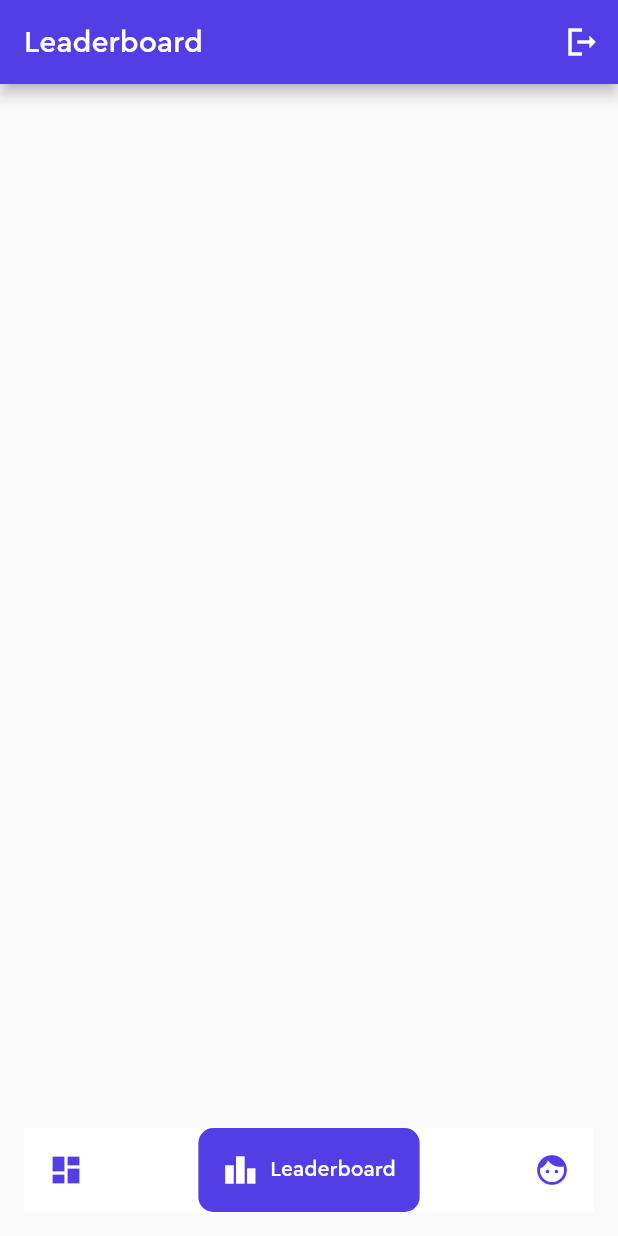
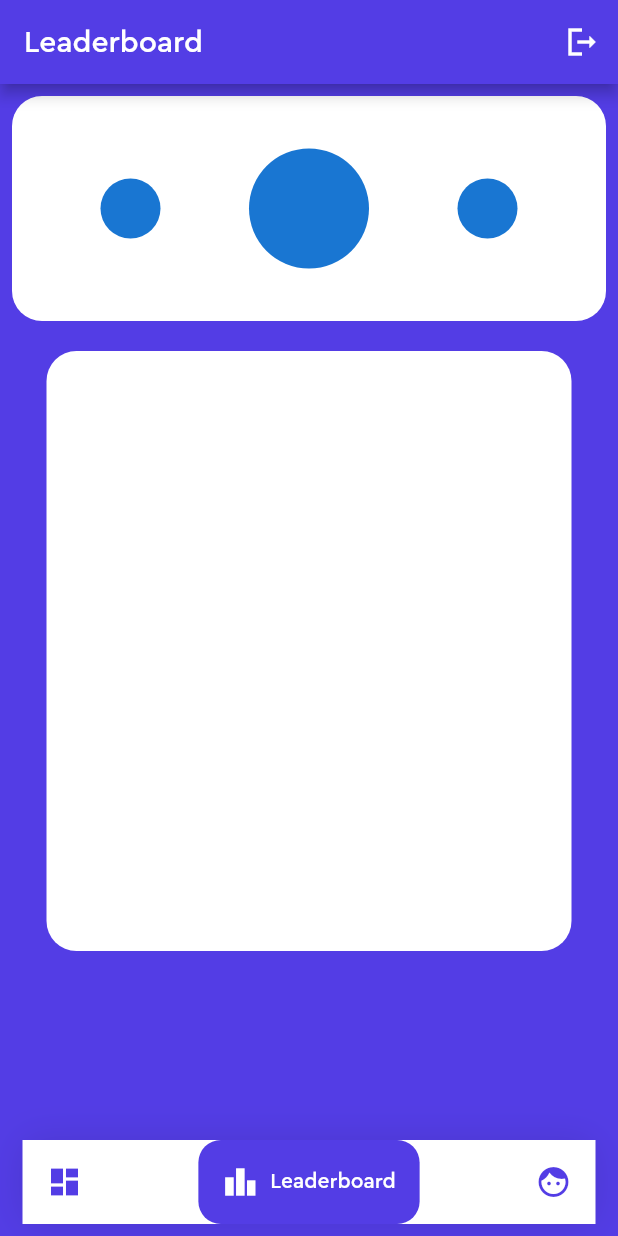
Before and after one commit to anshb7/athleap, a Flutter app: the screen it shows once a user with an empty profile is signed in, item 2 of the bottom bar chosen, on a phone screen of 412 x 824 dp. Run offline on Flutter 3.47's test engine with Material 2 defaults, Android fonts, the phone set to English and light mode, and no system bars; drawn by our look-alikes of google_nav_bar; our stand-ins replace cloud_firestore, firebase_auth, firebase_core, google_sign_in, modal_progress_hud_nsn and 1 more; missing offline and left inert: dart:ffi; accounts and stored records are empty.

```diff
--- a/lib/backend/coachdash.dart
+++ b/lib/backend/coachdash.dart
@@ -13,6 +13,7 @@ import 'package:google_sign_in/google_sign_in.dart';
 import 'package:athleap/provider/googlesignin.dart';
 import 'package:firebase_core/firebase_core.dart';
 import 'package:cloud_firestore/cloud_firestore.dart';
+import 'package:athleap/backend/leaderboard.dart';
 
 class coachDashboard extends StatefulWidget {
   const coachDashboard({super.key});
@@ -24,7 +25,7 @@ class coachDashboard extends StatefulWidget {
 class _coachDashboardState extends State<coachDashboard> {
   int ind = 0;
   var appbartitiles = ["Dashboard", "Leaderboard", "Coach Profile"];
-  var screens = [studentslist(), Leaderboard(), coachprofile()];
+  var screens = [studentslist(), LeaderboardPage(), coachprofile()];
   var user = FirebaseAuth.instance.currentUser;
   String s = "";
   studentInfo student = studentInfo(
@@ -47,16 +48,25 @@ class _coachDashboardState extends State<coachDashboard> {
     setState(() {});
 
     return Scaffold(
-        bottomNavigationBar: Container(
-          decoration: BoxDecoration(shape: BoxShape.rectangle),
-          child: Padding(
-            padding: const EdgeInsets.all(16.0),
+        bottomNavigationBar: Padding(
+          padding: const EdgeInsets.symmetric(horizontal: 15.0, vertical: 8),
+          child: Container(
+            decoration: BoxDecoration(
+              borderRadius: BorderRadius.all(Radius.circular(10)),
+              boxShadow: [
+                BoxShadow(
+                  blurRadius: 20,
+                  color: Colors.black.withOpacity(.1),
+                )
+              ],
+            ),
             child: GNav(
+              iconSize: 24,
               backgroundColor: Colors.white,
               activeColor: Colors.white,
               tabBackgroundColor: Color.fromRGBO(83, 61, 229, 1),
               color: Color.fromRGBO(83, 61, 229, 1),
-                tabBorderRadius: 10,
+              tabBorderRadius: 15,
               padding: EdgeInsets.all(16),
               gap: 8,
               onTabChange: (index) {
@@ -66,24 +76,22 @@ class _coachDashboardState extends State<coachDashboard> {
               },
               tabs: [
                 GButton(
-                    textStyle:
-                        TextStyle(fontFamily: "Cera", color: Colors.white),
+                  textStyle: TextStyle(fontFamily: "Cera", color: Colors.white),
                   icon: Icons.dashboard,
                   text: "Dashboard",
                 ),
                 GButton(
-                    textStyle:
-                        TextStyle(fontFamily: "Cera", color: Colors.white),
+                  textStyle: TextStyle(fontFamily: "Cera", color: Colors.white),
                   icon: Icons.leaderboard,
                   text: "Leaderboard",
                 ),
                 GButton(
-                    textStyle:
-                        TextStyle(fontFamily: "Cera", color: Colors.white),
+                  textStyle: TextStyle(fontFamily: "Cera", color: Colors.white),
                   icon: Icons.face,
                   text: "Profile",
                 )
-                ]),
+              ],
+            ),
           ),
         ),
         extendBody: true,
--- a/lib/backend/leaderboard.dart
+++ b/lib/backend/leaderboard.dart
@@ -1,17 +1,128 @@
+import 'package:athleap/backend/coachprofile.dart';
+import 'package:athleap/backend/leaderboard.dart';
+import 'package:athleap/backend/profilepage.dart';
+import 'package:athleap/info/studentinfo.dart';
+import 'package:athleap/main.dart';
+import 'package:firebase_auth/firebase_auth.dart';
 import 'package:flutter/material.dart';
+import 'package:flutter/src/widgets/container.dart';
 import 'package:flutter/src/widgets/framework.dart';
-import 'package:flutter/src/widgets/placeholder.dart';
+import 'package:google_nav_bar/google_nav_bar.dart';
+import 'package:provider/provider.dart';
+import 'package:google_sign_in/google_sign_in.dart';
+import 'package:athleap/provider/googlesignin.dart';
+import 'package:firebase_core/firebase_core.dart';
+import 'package:cloud_firestore/cloud_firestore.dart';
+import 'package:athleap/backend/leaderboard.dart';
 
-class Leaderboard extends StatefulWidget {
-  const Leaderboard({super.key});
+class LeaderboardPage extends StatefulWidget {
+  @override
+  State<LeaderboardPage> createState() => _LeaderboardPageState();
+}
+
+class _LeaderboardPageState extends State<LeaderboardPage> {
+  final user = FirebaseAuth.instance.currentUser;
 
   @override
-  State<Leaderboard> createState() => _LeaderboardState();
-}
+  Widget build(BuildContext context) {
+    return Scaffold(
+      backgroundColor: Color.fromRGBO(83, 61, 229, 1),
+      body: Padding(
+        padding: const EdgeInsets.all(8.0),
+        child: Column(
+          children: [
+            Container(
+              child: Expanded(
+                child: Row(
+                  mainAxisAlignment: MainAxisAlignment.spaceEvenly,
+                  children: [
+                    CircleAvatar(
+                      minRadius: 20,
+                    ),
+                    CircleAvatar(
+                      minRadius: 40,
+                    ),
+                    CircleAvatar(),
+                  ],
+                ),
+              ),
+              decoration: BoxDecoration(
+                  borderRadius: BorderRadius.circular(20), color: Colors.white),
+              height: 150,
+              width: 400,
+            ),
+            SizedBox(
+              height: 20,
+            ),
+            Container(
+              child: StreamBuilder<QuerySnapshot>(
+                stream: FirebaseFirestore.instance
+                    .collection("Coaches")
+                    .doc(user!.uid.toString())
+                    .collection("Students")
+                    .orderBy("pMeasure", descending: true)
+                    .snapshots(),
+                builder: (BuildContext context,
+                    AsyncSnapshot<QuerySnapshot> snapshot) {
+                  if (snapshot.hasError) {
+                    return Text('Something went wrong');
+                  }
 
-class _LeaderboardState extends State<Leaderboard> {
-  @override
-  Widget build(BuildContext context) {
-    return Scaffold();
+                  if (snapshot.connectionState == ConnectionState.waiting) {
+                    return CircularProgressIndicator();
+                  }
+
+                  return Center(
+                    child: Column(
+                      children: [
+                        ListView(
+                          shrinkWrap: true,
+                          children: snapshot.data!.docs
+                              .map((DocumentSnapshot document) {
+                            Map<String, dynamic> data =
+                                document.data()! as Map<String, dynamic>;
+                            return Card(
+                              elevation: 5,
+                              shadowColor: Color.fromRGBO(83, 61, 229, 1),
+                              child: ListTile(
+                                // onTap: () {
+                                //   setState(() {});
+
+                                //   // Navigator.push(
+                                //   //     context,
+                                //   //     MaterialPageRoute(
+                                //   //       builder: (context) =>
+                                //   //           ProfilePage(student: student),
+                                //   //     ));
+                                // },
+                                title: Text(
+                                  data['Name'],
+                                  style: TextStyle(fontFamily: "Cera"),
+                                ),
+                                subtitle: Text(
+                                  "Age: "
+                                  "${data['Age'].toString()}",
+                                  style: TextStyle(fontFamily: "Cera"),
+                                ),
+                              ),
+                            );
+                          }).toList(),
+                        ),
+                      ],
+                    ),
+                  );
+                },
+              ),
+              height: 400,
+              width: 350,
+              decoration: BoxDecoration(
+                color: Colors.white,
+                borderRadius: BorderRadius.circular(20),
+              ),
+            )
+          ],
+        ),
+      ),
+    );
   }
 }
--- a/lib/backend/profilepage.dart
+++ b/lib/backend/profilepage.dart
@@ -50,15 +50,19 @@ class _ProfilePageState extends State<ProfilePage> {
                         child: Center(
                           child: Center(
                             child: CircleAvatar(
-                              radius: 45,
-                              backgroundImage: NetworkImage(
-                                  "https://cdn.pixabay.com/photo/2015/10/05/22/37/blank-profile-picture-973460_1280.png"),
+                              radius: 50,
+                              backgroundColor: Colors.white,
+                              child: CircleAvatar(
+                                radius: 45,
+                                backgroundImage: NetworkImage(
+                                    "https://cdn.pixabay.com/photo/2015/10/05/22/37/blank-profile-picture-973460_1280.png"),
+                              ),
                             ),
                           ),
                         ),
                       ),
                       Padding(
-                        padding: EdgeInsets.all(8),
+                        padding: const EdgeInsets.all(8),
                         child: Center(
                           child: Padding(
                             padding: const EdgeInsets.fromLTRB(0, 0, 0, 1),
@@ -140,7 +144,7 @@ class _ProfilePageState extends State<ProfilePage> {
                       )
                     ],
                   ),
-                  height: 220,
+                  height: 250,
                   width: double.infinity,
                   decoration: BoxDecoration(
                       color: Color.fromRGBO(83, 61, 229, 1),
--- a/lib/main.dart
+++ b/lib/main.dart
@@ -53,6 +53,7 @@ class _MyAppState extends State<MyApp> {
           ChangeNotifierProvider.value(value: GoogleSignInProvider())
         ],
         child: MaterialApp(
+          debugShowCheckedModeBanner: false,
           initialRoute: '/',
           routes: {
             '/': (context) => islogin ? coachDashboard() : HomeScreen(),
```
Lines whose indentation alone changed are shown as unchanged.
